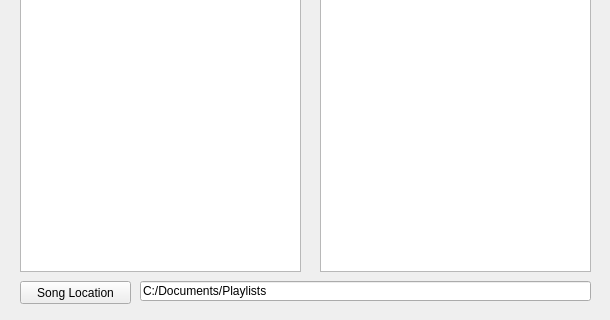
Above: Server/server.ui from MartinMinkov/Comm-Audio before the change; both pictures show x 0 to 610 and y 389 to 709 of the 610 by 709 pixel window. Below: the same form after it.
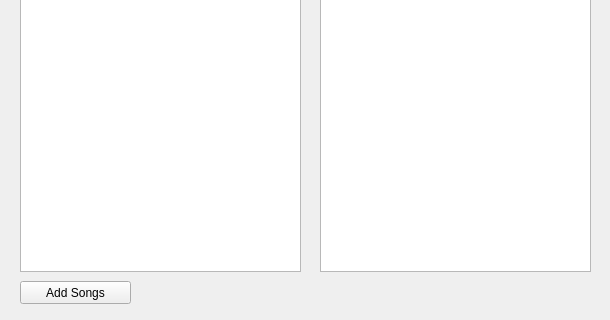
That is the form after the change.

Commit message: User list and song list sending implemented.

What changed in the file:
```diff
--- a/Server/server.ui
+++ b/Server/server.ui
@@ -165,20 +165,7 @@
     </rect>
    </property>
    <property name="text">
-    <string>Song Location</string>
-   </property>
-  </widget>
-  <widget class="QLineEdit" name="lineEdit">
-   <property name="geometry">
-    <rect>
-     <x>140</x>
-     <y>670</y>
-     <width>451</width>
-     <height>20</height>
-    </rect>
-   </property>
-   <property name="text">
-    <string>C:/Documents/Playlists</string>
+    <string>Add Songs</string>
    </property>
   </widget>
   <widget class="QGroupBox" name="groupBox_2">
```
Left out of the diff: 4 changed lines with no effect on the pictures. The commit also changes 20 other files.
